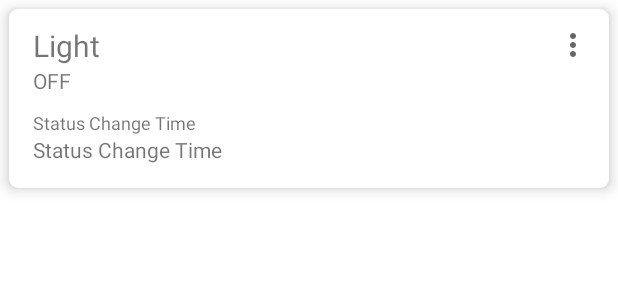
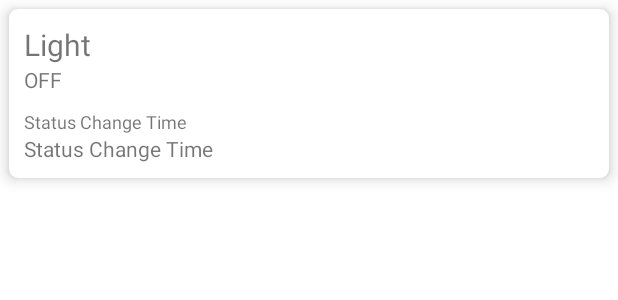
Before and after one commit to mazharulsabbir/BroilerFirmAutomation, an Android app: the layout item_device.xml on its own in the app's theme, with its tools: preview values and no code run, on a phone screen of 412 x 824 dp. Shown: the top 300 px of the screen. Run offline under Robolectric (Android 15) with nearby library versions, the phone set to English and light mode, and no system bars.

Commit message:
device ui

```diff
--- a/app/src/main/java/tarmsbd/iot/automation/broilerfirm/data/repo/MyFirebaseDatabase.kt
+++ b/app/src/main/java/tarmsbd/iot/automation/broilerfirm/data/repo/MyFirebaseDatabase.kt
@@ -82,7 +82,8 @@ object MyFirebaseDatabase {
             updateDeviceStatus.value = Resource.loading(null)
 
             val mRef = ref.child("user/${firebaseUser.uid}/firm_data/devices/${device.key}")
-            mRef.updateChildren(device.device.toMap()).addOnCompleteListener { task: Task<Void> ->
+            mRef.updateChildren(device.device.toMap())
+                .addOnCompleteListener { task: Task<Void> ->
                 if (task.isComplete) {
                     updateDeviceStatus.value = Resource.success(device.device)
                 } else if (task.isCanceled) {
--- a/app/src/main/java/tarmsbd/iot/automation/broilerfirm/ui/main/view/fragments/DevicesFragment.kt
+++ b/app/src/main/java/tarmsbd/iot/automation/broilerfirm/ui/main/view/fragments/DevicesFragment.kt
@@ -117,9 +117,6 @@ class DevicesFragment : Fragment(R.layout.fragment_devices) {
         // setup recycler view
         recycler_view.apply {
             this.hasFixedSize()
-//                            this.layoutManager = StaggeredGridLayoutManager(
-//                                2, StaggeredGridLayoutManager.VERTICAL
-//                            )
             this.layoutManager = LinearLayoutManager(context)
             this.adapter = deviceAdapter
         }
--- a/app/src/main/res/layout/item_device.xml
+++ b/app/src/main/res/layout/item_device.xml
@@ -4,11 +4,12 @@
     android:id="@+id/card"
     android:layout_width="match_parent"
     android:layout_height="wrap_content"
-    android:layout_margin="6dp"
+    android:layout_marginStart="6dp"
+    android:layout_marginTop="6dp"
+    android:layout_marginEnd="6dp"
     android:clickable="true"
     android:focusable="true"
     android:foreground="?selectableItemBackground"
-    android:padding="10dp"
     app:cardCornerRadius="6dp"
     app:cardElevation="6dp">
 
@@ -16,19 +17,18 @@
         android:layout_width="match_parent"
         android:layout_height="wrap_content"
         android:gravity="center"
-        android:orientation="vertical">
+        android:orientation="vertical"
+        android:padding="10dp">
 
         <TextView
             android:id="@+id/device_name"
             android:layout_width="0dp"
             android:layout_height="wrap_content"
-            android:layout_marginStart="16dp"
             android:text="@string/light"
             android:textSize="20sp"
-            app:layout_constraintBottom_toBottomOf="@+id/imageButton"
-            app:layout_constraintEnd_toStartOf="@+id/imageButton"
+            app:layout_constraintEnd_toEndOf="parent"
             app:layout_constraintStart_toStartOf="parent"
-            app:layout_constraintTop_toTopOf="@+id/imageButton" />
+            app:layout_constraintTop_toTopOf="parent" />
 
         <TextView
             android:id="@+id/device_status"
@@ -38,16 +38,6 @@
             android:textAllCaps="true"
             app:layout_constraintStart_toStartOf="@+id/device_name"
             app:layout_constraintTop_toBottomOf="@+id/device_name" />
-
-        <ImageButton
-            android:id="@+id/imageButton"
-            style="@style/Widget.AppCompat.ActionButton"
-            android:layout_width="wrap_content"
-            android:layout_height="wrap_content"
-            android:contentDescription="@null"
-            android:src="@drawable/ic_baseline_more_vert_24"
-            app:layout_constraintEnd_toEndOf="parent"
-            app:layout_constraintTop_toTopOf="parent" />
 
         <TextView
             android:id="@+id/hint1"
@@ -65,7 +55,6 @@
             android:id="@+id/on_off_time"
             android:layout_width="0dp"
             android:layout_height="wrap_content"
-            android:layout_marginBottom="16dp"
             android:text="@string/status_change_time_hint"
             android:textAllCaps="false"
             app:layout_constraintBottom_toBottomOf="parent"
```
Also changed, not shown: app/src/main/res/layout/fragment_devices.xml (+14 -3 lines).
